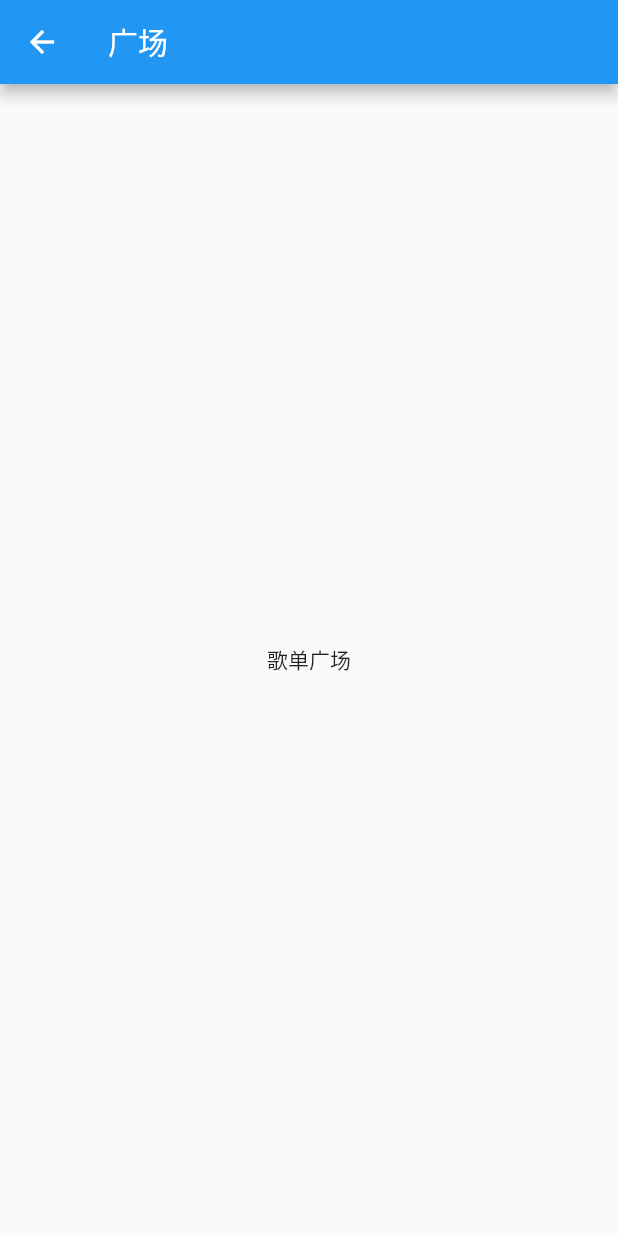
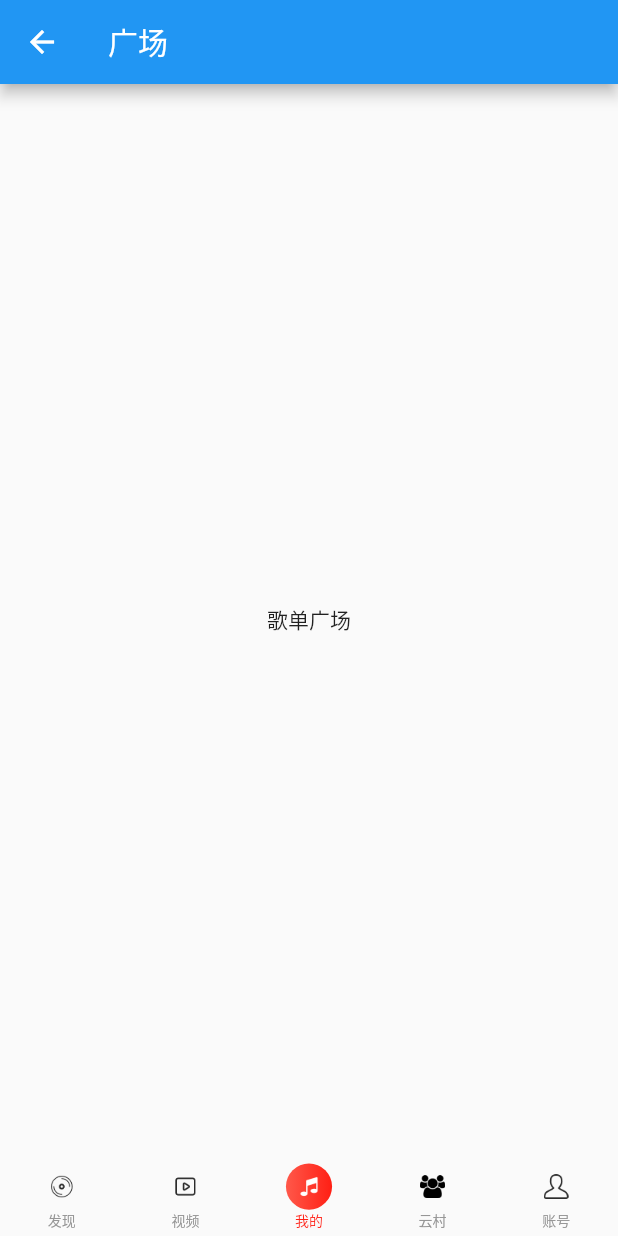
Before and after one commit to coderhzy/music, a Flutter app: the screen it shows after launch, after a tap on "每日推荐", on a phone screen of 412 x 824 dp. Run offline on Flutter 3.47's test engine with Material 2 defaults, Android fonts, the phone set to English and light mode, and no system bars; our stand-ins replace carousel_slider, flutter_hooks.

Commit message:
底部导航栏完成&跳广场

```diff
--- a/lib/pages/home/home.dart
+++ b/lib/pages/home/home.dart
@@ -94,7 +94,7 @@ const songList1 = [
 class HomePage extends StatelessWidget {
   @override
   Widget build(BuildContext context) {
-    var screen = Screen(context);
+    final screen = Screen(context);
 
     return Scaffold(
       body: DefaultTextStyle(
@@ -133,7 +133,10 @@ class HomePage extends StatelessWidget {
           ),
         ),
       ),
-      bottomNavigationBar: GlobalBottomNavigationBar(),
+      bottomNavigationBar: GlobalBottomNavigationBar(
+        /// 完成换页操作
+        value: 0,
+      ),
     );
   }
 }
--- a/lib/pages/square/square.dart
+++ b/lib/pages/square/square.dart
@@ -1,4 +1,5 @@
 import 'package:flutter/material.dart';
+import 'package:music/widgets/global_bottom_navigation_bar.dart';
 
 class SquarePage extends StatelessWidget {
   @override
@@ -10,8 +11,14 @@ class SquarePage extends StatelessWidget {
       appBar: AppBar(
         title: Text('广场'),
       ),
-      body: Center(
-        child: Text('歌单广场'),
+      body: Container(
+        child: Center(
+          child: Text('歌单广场'),
+        ),
+      ),
+      bottomNavigationBar: GlobalBottomNavigationBar(
+        /// 完成换页操作
+        value: 2,
       ),
     );
   }
--- a/lib/widgets/global_bottom_navigation_bar.dart
+++ b/lib/widgets/global_bottom_navigation_bar.dart
@@ -1,11 +1,166 @@
 import 'package:flutter/material.dart';
 import 'package:flutter_hooks/flutter_hooks.dart';
+import 'package:music/util/screen_util.dart';
+
+
+
+/// 循环显示底部导航栏
+const navigationItems = [
+  {
+    'img': 'assets/icon_Music_disc_b.png',
+    'activeImg': 'assets/icon_Music_disc.png',
+    'title': '发现',
+  },
+  {
+    'img': 'assets/icon_video_b.png',
+    'activeImg': 'assets/icon_video.png',
+    'title': '视频',
+  },  {
+    'img': 'assets/icon_music_b.png',
+    'activeImg': 'assets/icon_music.png',
+    'title': '我的',
+  },  {
+    'img': 'assets/icon_group_b.png',
+    'activeImg': 'assets/icon_group.png',
+    'title': '云村',
+  }, {
+    'img': 'assets/icon_person_b.png',
+    'activeImg': 'assets/icon_person.png',
+    'title': '账号',
+  },
+
+];
+
+
+typedef NavigationBarCallback = void Function(int);
 
 class GlobalBottomNavigationBar extends HookWidget {
-  const GlobalBottomNavigationBar({Key key}) : super(key: key);
+  final int value;
+
+  const GlobalBottomNavigationBar({Key key, this.value = 0, })
+      : super(key: key);
+
 
   @override
   Widget build(BuildContext context) {
-    return Text('a');
+    final screen = Screen(context);
+
+    return Hero(
+      /// 1. 使用Hero来去掉页面改变的动画
+      tag: '_bottom_nav_bar_1',
+      child: DefaultTextStyle(
+        /// 2. 让文字不继承TextStyle
+        style: TextStyle(inherit: false),
+        child: Container(
+          padding: EdgeInsets.only(top: screen.calc(10)),
+          height: screen.calc(98),
+          decoration: BoxDecoration(color: Color(0x66ffff)),
+          child: Row(
+            /// 主轴对齐,flex布局,将剩余空间的距离分配给东西的两边
+            mainAxisAlignment: MainAxisAlignment.spaceAround,
+            children: navigationItems.asMap().map((index,item) =>MapEntry(index, NavigationBarItem(
+              img: item['img'],
+              activeImg: item['activeImg'],
+              title: item['title'],
+              active: value == index,
+              /// 底部导航栏切换功能
+              onTap: (){
+                switch(index){
+                  case 0:
+                    Navigator.pushNamed(context, '/home');
+                    break;
+                  case 2:
+                    Navigator.pushNamed(context, '/square');
+                    break;
+                }
+              },
+            ))).values.toList(),
+          ),
+        ),
+      ),
+    );
   }
 }
+
+/// 底部导航栏图标显示,分离组件
+class NavigationBarItem extends StatelessWidget {
+  final String img;
+  final String activeImg;
+  final String title;
+  final bool active;
+  final VoidCallback onTap;
+
+  const NavigationBarItem({
+    Key key,
+    this.img,
+    this.activeImg,
+    this.title,
+    this.active = false,
+    this.onTap,
+  }) : super(key: key);
+
+  @override
+  Widget build(BuildContext context) {
+    final screen = Screen(context);
+    return GestureDetector(
+      onTap: onTap,
+      child: Container(
+        child: Column(
+          children: [
+            Container(
+              width: screen.calc(56),
+              height: screen.calc(56),
+              decoration: BoxDecoration(
+                gradient: active
+                    ? LinearGradient(
+                        colors: [
+                            Color(0xffff584a),
+                            Color(0xffff1f14),
+                          ],
+
+                        /// 渐变方向
+                        begin: Alignment.centerLeft,
+                        end: Alignment.centerRight)
+                    : null,
+                borderRadius: BorderRadius.circular(screen.calc(28)),
+              ),
+              child: Center(
+                child: Image.asset(
+                  /// 控制显示是否选中导航栏的样式图标
+                  active ? activeImg : img,
+                  width: screen.calc(30),
+                  height: screen.calc(30),
+                ),
+              ),
+            ),
+            Text(
+              title,
+              style: TextStyle(
+                fontSize: screen.calc(17),
+                color: active ? Color(0xffff1f14) : Color(0xff969696),
+              ),
+            )
+          ],
+        ),
+      ),
+    );
+  }
+}
+
+// class GlobalBottomNavigationBar extends HookWidget {
+//   const GlobalBottomNavigationBar({Key key}) : super(key: key);
+//
+//   @override
+//   Widget build(BuildContext context) {
+//     return BottomNavigationBar(items: [
+//       BottomNavigationBarItem(
+//         icon: Icon(Icons.play_arrow),
+//         title: Text('发现'),
+//       ),
+//       BottomNavigationBarItem(
+//         icon: Icon(Icons.play_arrow),
+//         title: Text('发现'),
+//       ),
+//     ]);
+//   }
+// }
```
Also changed, not shown: pubspec.yaml (+12 -0 lines), assets/icon_Music_disc.png (added), assets/icon_Music_disc_b.png (added), assets/icon_group.png (added), assets/icon_group_b.png (added), assets/icon_music.png (added), assets/icon_music_b.png (added), assets/icon_person.png (added), assets/icon_person_b.png (added), assets/icon_video.png (added), assets/icon_video_b.png (added).
